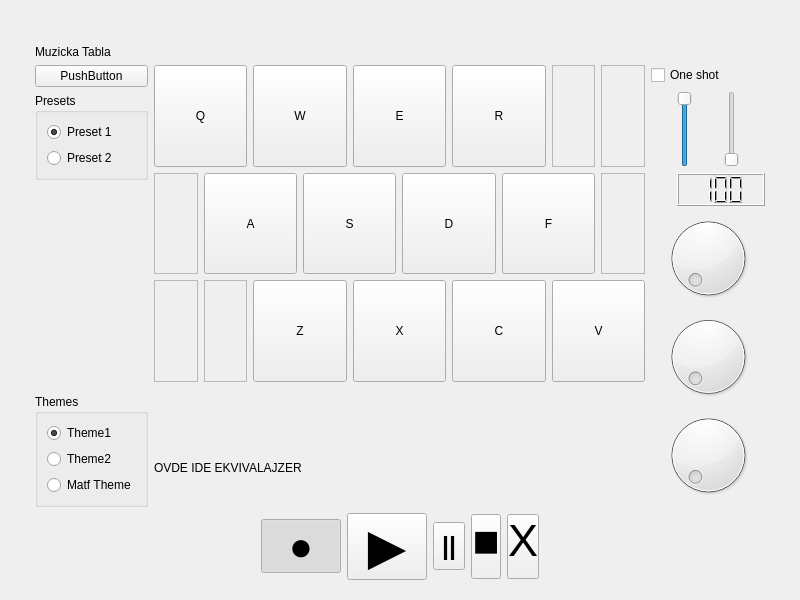
Qt form src/mainwindow.ui (goldengun1/Music_Board) before a commit.
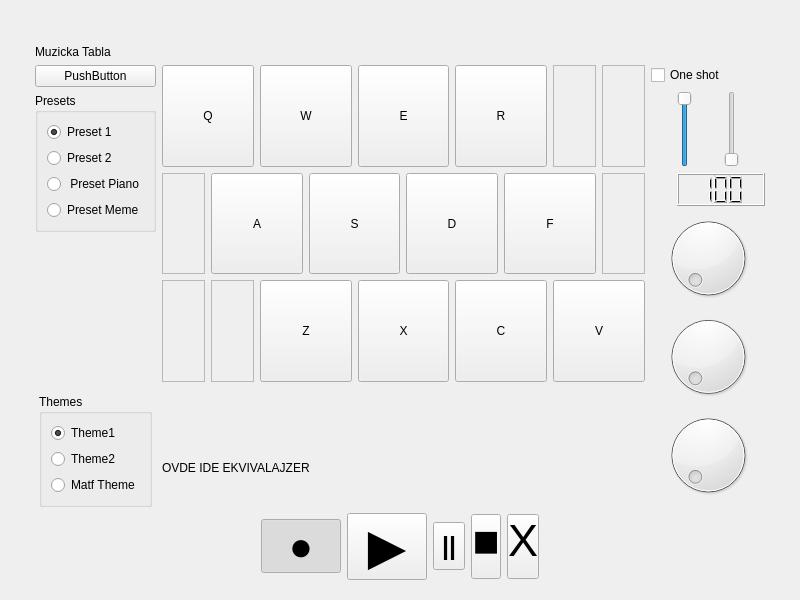
The same form after that commit. Custom widgets are drawn as their Qt base class.

Commit message: dodat piano i meme preset

```diff
--- a/src/mainwindow.ui
+++ b/src/mainwindow.ui
@@ -89,6 +89,20 @@
           </property>
          </widget>
         </item>
+        <item>
+         <widget class="QRadioButton" name="radioPreset3">
+          <property name="text">
+           <string> Preset Piano</string>
+          </property>
+         </widget>
+        </item>
+        <item>
+         <widget class="QRadioButton" name="radioPreset4">
+          <property name="text">
+           <string>Preset Meme</string>
+          </property>
+         </widget>
+        </item>
        </layout>
       </widget>
      </item>
```
The commit also changes 27 other files.
